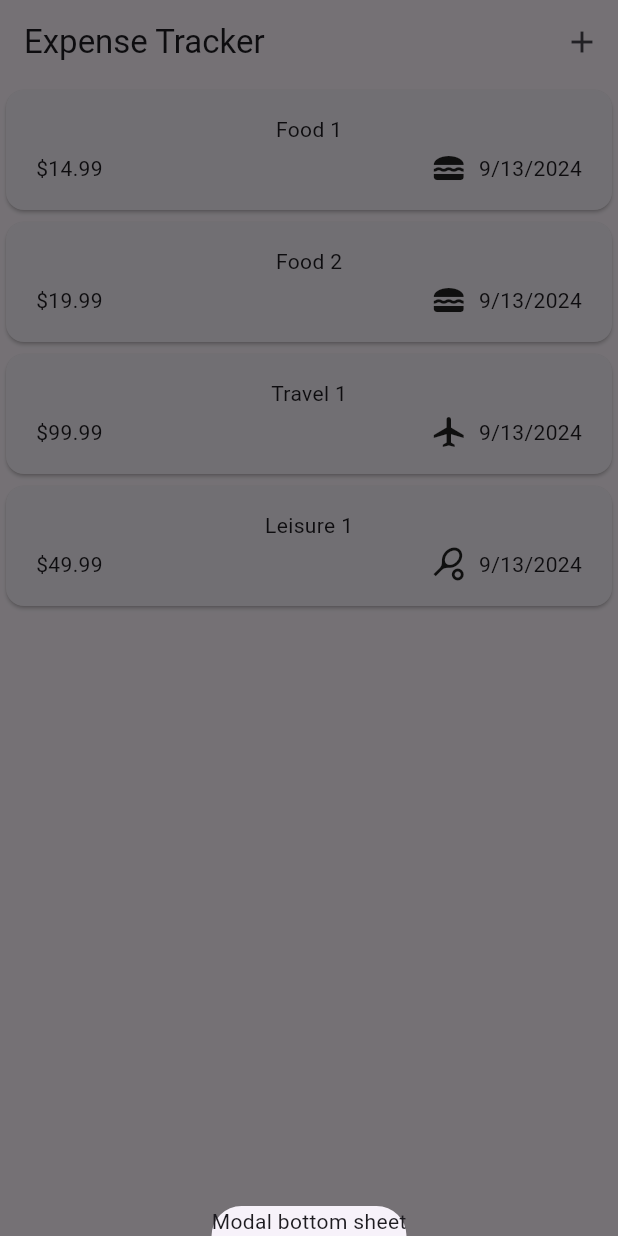
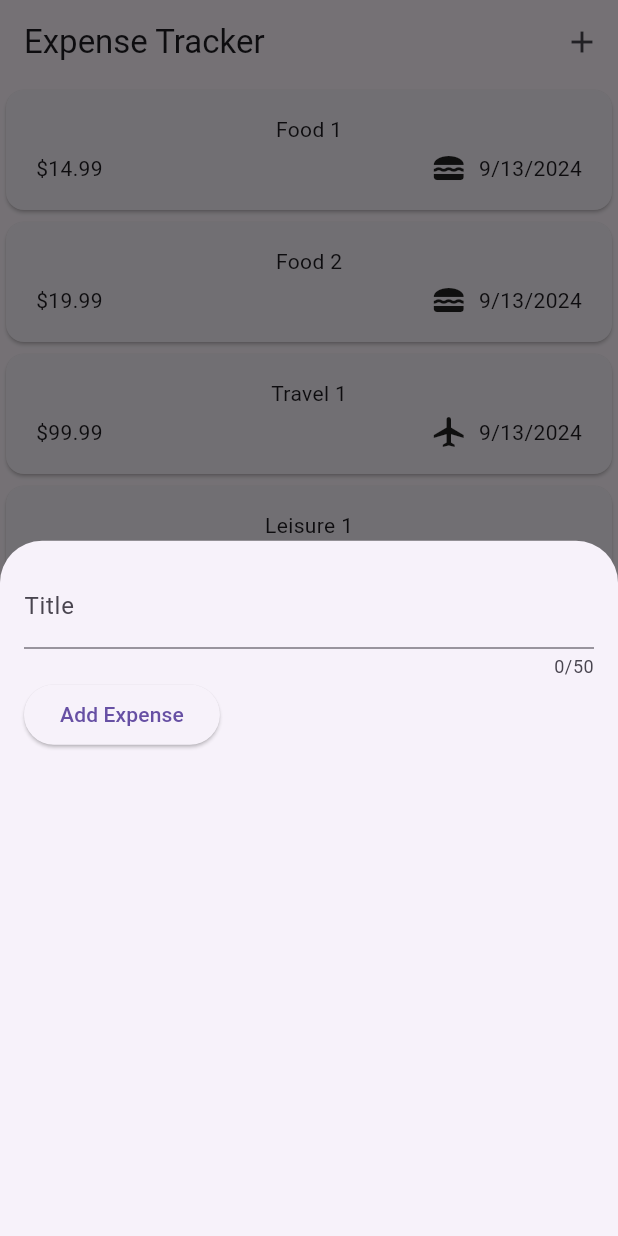
Before and after one commit to curtis-clement/flutter_expense_tracker, a Flutter app: the screen it shows after launch, after a tap on the "add" icon, on a phone screen of 412 x 824 dp. Run offline on Flutter 3.47's test engine with Material 3 defaults, Android fonts, the phone set to English and light mode, and no system bars.

Commit message:
add title controller and log text input to confirm that it is working

```diff
--- /dev/null
+++ b/lib/widgets/add_expense.dart
@@ -0,0 +1,48 @@
+import 'package:flutter/material.dart';
+
+class AddExpense extends StatefulWidget {
+  const AddExpense({super.key});
+
+  @override
+  State<AddExpense> createState() {
+    return _AddExpenseState();
+  }
+}
+
+class _AddExpenseState extends State<AddExpense> {
+  final _titleController = TextEditingController();
+
+  @override
+  void dispose() {
+    _titleController.dispose();
+    super.dispose();
+  }
+
+  @override
+  Widget build(BuildContext context) {
+    return Padding(
+      padding: const EdgeInsets.all(16),
+      child: Column(
+        children: [
+          TextField(
+            controller: _titleController,
+            maxLength: 50,
+            decoration: const InputDecoration(
+              label: Text('Title'),
+            ),
+          ),
+          Row(
+            children: [
+              ElevatedButton(
+                onPressed: () {
+                  print(_titleController.text);
+                },
+                child: const Text('Add Expense'),
+              ),
+            ],
+          )
+        ],
+      ),
+    );
+  }
+}
--- a/lib/widgets/expenses.dart
+++ b/lib/widgets/expenses.dart
@@ -1,3 +1,4 @@
+import 'package:expense_tracker_app/widgets/add_expense.dart';
 import 'package:flutter/material.dart';
 import 'package:expense_tracker_app/widgets/expenses_list/expenses_list.dart';
 import 'package:expense_tracker_app/models/expense.model.dart';
@@ -21,7 +22,7 @@ class _ExpensesState extends State<Expenses> {
 
   _openAddExpenseOverlay() {
     showModalBottomSheet(context: context, builder: (ctx) {
-      return Text('Modal bottom sheet');
+      return AddExpense();
     });
   }
 
```
